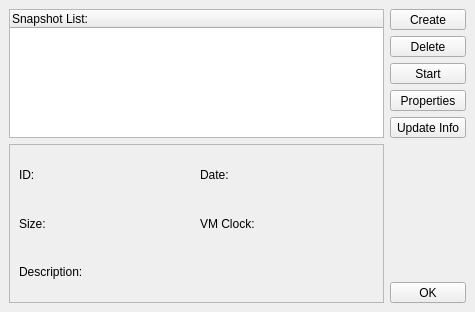
Old version of the form src/Snapshots_Window.ui in the repository tobimensch/aqemu.
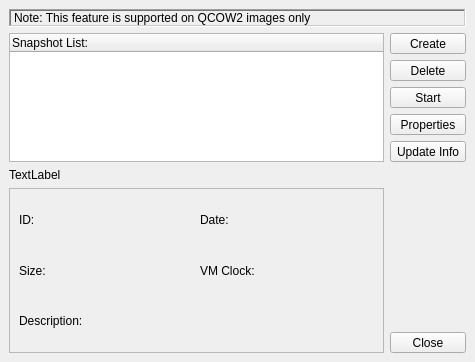
New version of the form. Icons and pictures are not drawn.

Commit message: Added "note" about QCOW2 to Snapshots_Window.

The edit to the form file:
```diff
--- a/src/Snapshots_Window.ui
+++ b/src/Snapshots_Window.ui
@@ -8,7 +8,7 @@
     <x>0</x>
     <y>0</y>
     <width>475</width>
-    <height>312</height>
+    <height>362</height>
    </rect>
   </property>
   <property name="windowTitle">
@@ -34,7 +34,36 @@
    <property name="spacing">
     <number>6</number>
    </property>
-   <item row="5" column="0" rowspan="2">
+   <item row="7" column="1">
+    <spacer>
+     <property name="orientation">
+      <enum>Qt::Vertical</enum>
+     </property>
+     <property name="sizeHint" stdset="0">
+      <size>
+       <width>20</width>
+       <height>40</height>
+      </size>
+     </property>
+    </spacer>
+   </item>
+   <item row="6" column="0">
+    <widget class="QLabel" name="Label_Snapshots_Info">
+     <property name="text">
+      <string>TextLabel</string>
+     </property>
+    </widget>
+   </item>
+   <item row="1" column="0" rowspan="5">
+    <widget class="QTreeWidget" name="Snapshots_Tree">
+     <column>
+      <property name="text">
+       <string>Snapshot List:</string>
+      </property>
+     </column>
+    </widget>
+   </item>
+   <item row="7" column="0" rowspan="2">
     <widget class="QFrame" name="Info_Frame">
      <property name="sizePolicy">
       <sizepolicy hsizetype="Expanding" vsizetype="Expanding">
@@ -64,27 +93,14 @@
       <property name="spacing">
        <number>6</number>
       </property>
-      <item row="2" column="0" colspan="2">
+      <item row="3" column="0" colspan="2">
        <widget class="QLabel" name="Label_Description">
         <property name="text">
          <string>Description:</string>
         </property>
        </widget>
       </item>
-      <item row="1" column="0">
-       <widget class="QLabel" name="Label_Size">
-        <property name="sizePolicy">
-         <sizepolicy hsizetype="Minimum" vsizetype="Preferred">
-          <horstretch>0</horstretch>
-          <verstretch>0</verstretch>
-         </sizepolicy>
-        </property>
-        <property name="text">
-         <string>Size:</string>
-        </property>
-       </widget>
-      </item>
-      <item row="1" column="1">
+      <item row="2" column="1">
        <widget class="QLabel" name="Label_VM_Clock">
         <property name="sizePolicy">
          <sizepolicy hsizetype="Minimum" vsizetype="Preferred">
@@ -97,7 +113,20 @@
         </property>
        </widget>
       </item>
-      <item row="0" column="0">
+      <item row="2" column="0">
+       <widget class="QLabel" name="Label_Size">
+        <property name="sizePolicy">
+         <sizepolicy hsizetype="Minimum" vsizetype="Preferred">
+          <horstretch>0</horstretch>
+          <verstretch>0</verstretch>
+         </sizepolicy>
+        </property>
+        <property name="text">
+         <string>Size:</string>
+        </property>
+       </widget>
+      </item>
+      <item row="1" column="0">
        <widget class="QLabel" name="Label_ID">
         <property name="sizePolicy">
          <sizepolicy hsizetype="Minimum" vsizetype="Preferred">
@@ -110,7 +139,7 @@
         </property>
        </widget>
       </item>
-      <item row="0" column="1">
+      <item row="1" column="1">
        <widget class="QLabel" name="Label_Date">
         <property name="sizePolicy">
          <sizepolicy hsizetype="Minimum" vsizetype="Preferred">
@@ -126,29 +155,7 @@
      </layout>
     </widget>
    </item>
-   <item row="5" column="1">
-    <spacer>
-     <property name="orientation">
-      <enum>Qt::Vertical</enum>
-     </property>
-     <property name="sizeHint" stdset="0">
-      <size>
-       <width>20</width>
-       <height>40</height>
-      </size>
-     </property>
-    </spacer>
-   </item>
-   <item row="0" column="0" rowspan="5">
-    <widget class="QTreeWidget" name="Snapshots_Tree">
-     <column>
-      <property name="text">
-       <string>Snapshot List:</string>
-      </property>
-     </column>
-    </widget>
-   </item>
-   <item row="0" column="1">
+   <item row="1" column="1">
     <widget class="QToolButton" name="Button_Create">
      <property name="sizePolicy">
       <sizepolicy hsizetype="Preferred" vsizetype="Fixed">
@@ -174,7 +181,7 @@
      </property>
     </widget>
    </item>
-   <item row="1" column="1">
+   <item row="2" column="1">
     <widget class="QToolButton" name="Button_Delete">
      <property name="sizePolicy">
       <sizepolicy hsizetype="Preferred" vsizetype="Fixed">
@@ -200,8 +207,8 @@
      </property>
     </widget>
    </item>
-   <item row="6" column="1">
-    <widget class="QToolButton" name="Button_OK">
+   <item row="8" column="1">
+    <widget class="QToolButton" name="Button_Close">
      <property name="sizePolicy">
       <sizepolicy hsizetype="Preferred" vsizetype="Fixed">
        <horstretch>0</horstretch>
@@ -209,7 +216,7 @@
       </sizepolicy>
      </property>
      <property name="text">
-      <string>OK</string>
+      <string>Close</string>
      </property>
      <property name="icon">
       <iconset resource="../resources/icons.qrc">
@@ -226,7 +233,7 @@
      </property>
     </widget>
    </item>
-   <item row="3" column="1">
+   <item row="4" column="1">
     <widget class="QToolButton" name="Button_Properties">
      <property name="sizePolicy">
       <sizepolicy hsizetype="Preferred" vsizetype="Fixed">
@@ -252,7 +259,7 @@
      </property>
     </widget>
    </item>
-   <item row="2" column="1">
+   <item row="3" column="1">
     <widget class="QToolButton" name="Button_Start">
      <property name="sizePolicy">
       <sizepolicy hsizetype="Preferred" vsizetype="Fixed">
@@ -278,7 +285,7 @@
      </property>
     </widget>
    </item>
-   <item row="4" column="1">
+   <item row="5" column="1">
     <widget class="QToolButton" name="Button_Update">
      <property name="sizePolicy">
       <sizepolicy hsizetype="Preferred" vsizetype="Fixed">
@@ -304,6 +311,19 @@
      </property>
     </widget>
    </item>
+   <item row="0" column="0" colspan="2">
+    <widget class="QLabel" name="label">
+     <property name="frameShape">
+      <enum>QFrame::WinPanel</enum>
+     </property>
+     <property name="frameShadow">
+      <enum>QFrame::Sunken</enum>
+     </property>
+     <property name="text">
+      <string>&lt;html&gt;&lt;head/&gt;&lt;body&gt;&lt;p&gt;&lt;span style=&quot; font-size:9pt;&quot;&gt;Note: This feature is supported on QCOW2 images only&lt;/span&gt;&lt;/p&gt;&lt;/body&gt;&lt;/html&gt;</string>
+     </property>
+    </widget>
+   </item>
   </layout>
  </widget>
  <tabstops>
```
Left out of the diff: 24 changed lines with no effect on the pictures. The commit also changes 1 other file.
